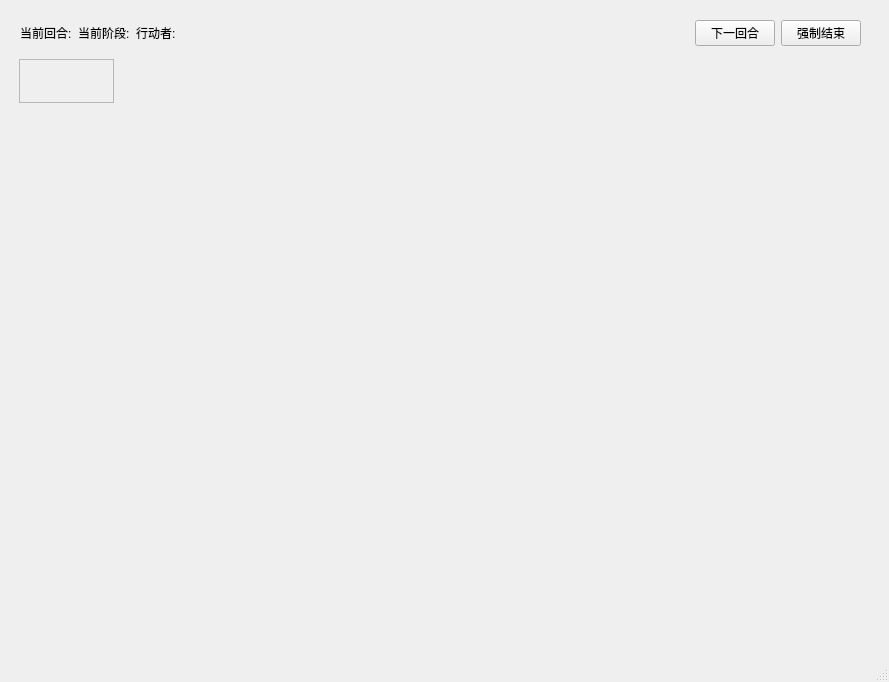
First picture: the form in ui/gamemaster.ui, repository muyudongqwq/Papermoon, before the edit.
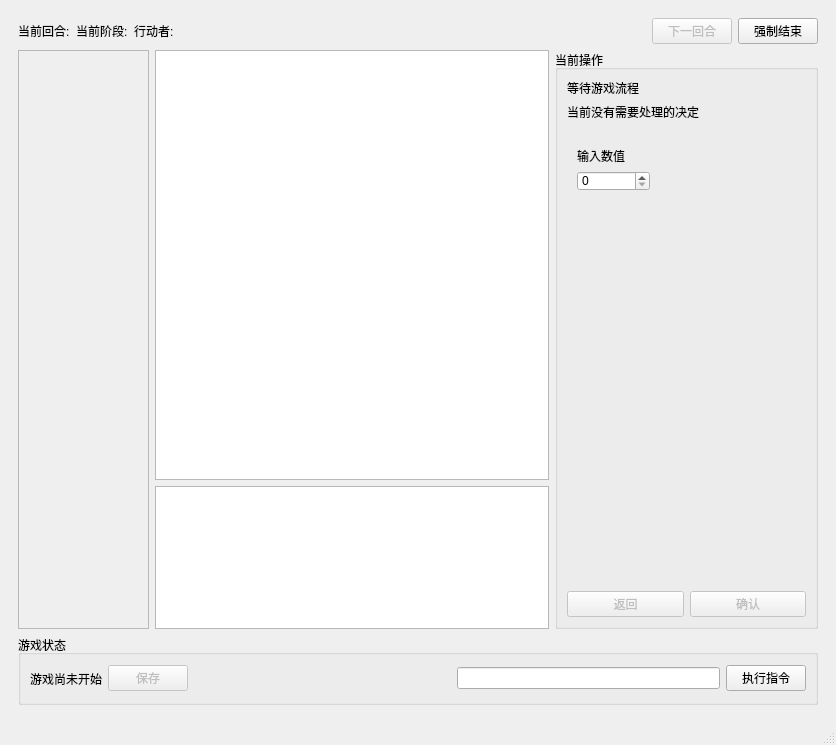
Second picture: the form after the edit. The open tabs and pages were chosen to show the change.

Patch:
```diff
--- a/ui/gamemaster.ui
+++ b/ui/gamemaster.ui
@@ -6,8 +6,8 @@
    <rect>
     <x>0</x>
     <y>0</y>
-    <width>889</width>
-    <height>661</height>
+    <width>836</width>
+    <height>745</height>
    </rect>
   </property>
   <property name="windowTitle">
@@ -449,40 +449,9 @@
        </layout>
       </widget>
       <widget class="QWidget" name="gamePage">
-       <widget class="QScrollArea" name="scrollArea">
-        <property name="geometry">
-         <rect>
-          <x>10</x>
-          <y>50</y>
-          <width>95</width>
-          <height>44</height>
-         </rect>
-        </property>
-        <property name="widgetResizable">
-         <bool>true</bool>
-        </property>
-        <widget class="QWidget" name="gameCharacterButtonContainer">
-         <property name="geometry">
-          <rect>
-           <x>0</x>
-           <y>0</y>
-           <width>93</width>
-           <height>42</height>
-          </rect>
-         </property>
-         <layout class="QVBoxLayout" name="verticalLayout_8"/>
-        </widget>
-       </widget>
-       <widget class="QWidget" name="">
-        <property name="geometry">
-         <rect>
-          <x>11</x>
-          <y>11</y>
-          <width>841</width>
-          <height>26</height>
-         </rect>
-        </property>
-        <layout class="QHBoxLayout" name="horizontalLayout_7">
+       <layout class="QVBoxLayout" name="gamePageLayout" stretch="0,1">
+        <item>
+         <layout class="QHBoxLayout" name="gameHeaderLayout">
          <item>
           <widget class="QLabel" name="globalTurnLabel">
            <property name="text">
@@ -519,6 +488,9 @@
          </item>
          <item>
           <widget class="QPushButton" name="nextTurnButton">
+            <property name="enabled">
+             <bool>false</bool>
+            </property>
            <property name="text">
             <string>下一回合</string>
            </property>
@@ -532,7 +504,217 @@
           </widget>
          </item>
         </layout>
-       </widget>
+        </item>
+        <item>
+         <layout class="QVBoxLayout" name="gameContentLayout" stretch="1,0">
+          <item>
+           <layout class="QHBoxLayout" name="gameMainLayout" stretch="1,3,2">
+            <item>
+             <widget class="QScrollArea" name="gameCharacterScrollArea">
+              <property name="widgetResizable">
+               <bool>true</bool>
+              </property>
+              <widget class="QWidget" name="gameCharacterButtonContainer">
+               <property name="geometry">
+                <rect>
+                 <x>0</x>
+                 <y>0</y>
+                 <width>129</width>
+                 <height>553</height>
+                </rect>
+               </property>
+               <layout class="QVBoxLayout" name="gameCharacterButtonLayout"/>
+              </widget>
+             </widget>
+            </item>
+            <item>
+             <layout class="QVBoxLayout" name="gameCenterLayout" stretch="3,1">
+              <item>
+               <widget class="QGraphicsView" name="gameMapView"/>
+              </item>
+              <item>
+               <widget class="QTextEdit" name="gameLogEdit">
+                <property name="readOnly">
+                 <bool>true</bool>
+                </property>
+               </widget>
+              </item>
+             </layout>
+            </item>
+            <item>
+             <widget class="QGroupBox" name="decisionGroup">
+              <property name="title">
+               <string>当前操作</string>
+              </property>
+              <layout class="QVBoxLayout" name="verticalLayout_8">
+               <item>
+                <layout class="QVBoxLayout" name="decisionContentLayout">
+                 <item>
+                  <widget class="QLabel" name="currentRequestLabel">
+                   <property name="text">
+                    <string>等待游戏流程</string>
+                   </property>
+                  </widget>
+                 </item>
+                 <item>
+                  <widget class="QLabel" name="decisionPromptLabel">
+                   <property name="text">
+                    <string>当前没有需要处理的决定</string>
+                   </property>
+                   <property name="wordWrap">
+                    <bool>true</bool>
+                   </property>
+                  </widget>
+                 </item>
+                 <item>
+                  <widget class="QStackedWidget" name="decisionInputStack">
+                   <property name="currentIndex">
+                    <number>0</number>
+                   </property>
+                   <widget class="QWidget" name="choiceDecisionPage">
+                    <layout class="QVBoxLayout" name="verticalLayout_9">
+                     <item>
+                      <widget class="QListWidget" name="decisionOptionList"/>
+                     </item>
+                    </layout>
+                   </widget>
+                   <widget class="QWidget" name="numberDecisionPage">
+                    <widget class="QWidget" name="">
+                     <property name="geometry">
+                      <rect>
+                       <x>10</x>
+                       <y>20</y>
+                       <width>73</width>
+                       <height>44</height>
+                      </rect>
+                     </property>
+                     <layout class="QVBoxLayout" name="verticalLayout_10">
+                      <item>
+                       <widget class="QLabel" name="numberDecisionLabel">
+                        <property name="text">
+                         <string>输入数值</string>
+                        </property>
+                       </widget>
+                      </item>
+                      <item>
+                       <widget class="QSpinBox" name="spinBox">
+                        <property name="maximum">
+                         <number>9999999</number>
+                        </property>
+                       </widget>
+                      </item>
+                     </layout>
+                    </widget>
+                   </widget>
+                   <widget class="QWidget" name="textDecisionPage">
+                    <widget class="QLineEdit" name="decisionTextEdit">
+                     <property name="geometry">
+                      <rect>
+                       <x>10</x>
+                       <y>30</y>
+                       <width>201</width>
+                       <height>20</height>
+                      </rect>
+                     </property>
+                    </widget>
+                   </widget>
+                  </widget>
+                 </item>
+                </layout>
+               </item>
+               <item>
+                <layout class="QHBoxLayout" name="decisionButtonLayout">
+                 <item>
+                  <widget class="QPushButton" name="decisionBackButton">
+                   <property name="enabled">
+                    <bool>false</bool>
+                   </property>
+                   <property name="text">
+                    <string>返回</string>
+                   </property>
+                  </widget>
+                 </item>
+                 <item>
+                  <widget class="QPushButton" name="decisionConfirmButton">
+                   <property name="enabled">
+                    <bool>false</bool>
+                   </property>
+                   <property name="text">
+                    <string>确认</string>
+                   </property>
+                  </widget>
+                 </item>
+                </layout>
+               </item>
+              </layout>
+             </widget>
+            </item>
+           </layout>
+          </item>
+          <item>
+           <widget class="QGroupBox" name="checkpointGroup">
+            <property name="sizePolicy">
+             <sizepolicy hsizetype="Preferred" vsizetype="Fixed">
+              <horstretch>0</horstretch>
+              <verstretch>0</verstretch>
+             </sizepolicy>
+            </property>
+            <property name="minimumSize">
+             <size>
+              <width>0</width>
+              <height>70</height>
+             </size>
+            </property>
+            <property name="title">
+             <string>游戏状态</string>
+            </property>
+            <layout class="QHBoxLayout" name="checkpointLayout">
+             <item>
+              <widget class="QLabel" name="checkpointStatusLabel">
+               <property name="text">
+                <string>游戏尚未开始</string>
+               </property>
+              </widget>
+             </item>
+             <item>
+              <widget class="QPushButton" name="saveGameButton">
+               <property name="enabled">
+                <bool>false</bool>
+               </property>
+               <property name="text">
+                <string>保存</string>
+               </property>
+              </widget>
+             </item>
+             <item>
+              <spacer name="horizontalSpacer_10">
+               <property name="orientation">
+                <enum>Qt::Orientation::Horizontal</enum>
+               </property>
+               <property name="sizeHint" stdset="0">
+                <size>
+                 <width>40</width>
+                 <height>20</height>
+                </size>
+               </property>
+              </spacer>
+             </item>
+             <item>
+              <widget class="QLineEdit" name="GMCommandEdit"/>
+             </item>
+             <item>
+              <widget class="QPushButton" name="commandExecutionButton">
+               <property name="text">
+                <string>执行指令</string>
+               </property>
+              </widget>
+             </item>
+            </layout>
+           </widget>
+          </item>
+         </layout>
+        </item>
+       </layout>
       </widget>
       <widget class="QWidget" name="placementPage">
        <widget class="QLabel" name="placementTitleLabel">
```
Left out of the diff: 2 changed lines with no effect on the pictures. Lines whose indentation alone changed are shown as unchanged.
